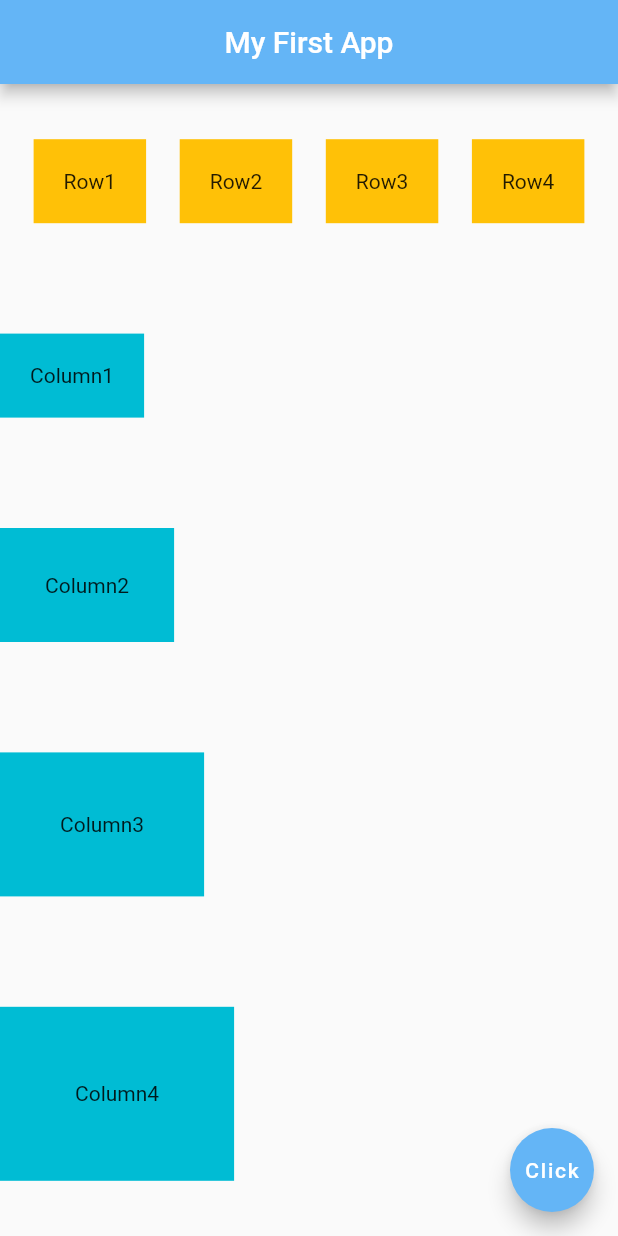
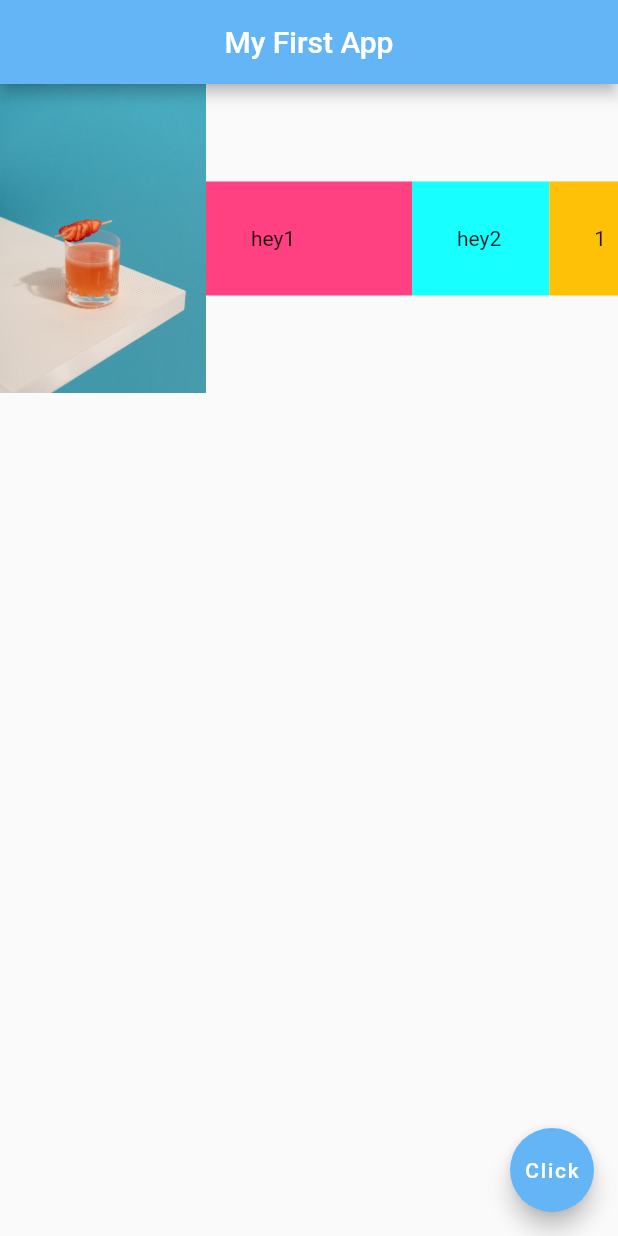
Before and after one commit to lokesh-5050/flutter-initial, a Flutter app: the screen it shows after launch, on a phone screen of 412 x 824 dp. Run offline on Flutter 3.47's test engine with Material 2 defaults, Android fonts, the light colour scheme and no system bars.

Commit message:
Expanded Widgets

```diff
--- a/lib/main.dart
+++ b/lib/main.dart
@@ -1,4 +1,3 @@
-
 import 'package:flutter/material.dart';
 
 void main() {
@@ -16,59 +15,89 @@ class Home extends StatelessWidget {
         centerTitle: true,
         backgroundColor: Colors.blue[300],
       ),
-      body: Column(
-        mainAxisAlignment: MainAxisAlignment.spaceAround,
-        crossAxisAlignment: CrossAxisAlignment.start,
-
+      body: Row(
         children: <Widget>[
-          Row(
-            mainAxisAlignment: MainAxisAlignment.spaceEvenly,
-            crossAxisAlignment: CrossAxisAlignment.start,
-            children: <Widget>[
-              Container(
-                padding: EdgeInsets.all(20),
+          Expanded(child: Image.asset('assets/fooddrink.jpg'),flex: 3,),
+          Expanded(
+            flex: 3,
+            child: Container(
+              padding: EdgeInsets.all(30),
+              color: Colors.pinkAccent,
+              child: Text('hey1'),
+            ),
+          ),
+          Expanded(
+            flex: 2,
+            child: Container(
+              padding: EdgeInsets.all(30),
+              color: Colors.cyanAccent,
+              child: Text('hey2'),
+            ),
+          ),
+          Expanded(
+            flex: 1,
+            child: Container(
+              padding: EdgeInsets.all(30),
               color: Colors.amber,
-                child: Text('Row1'),
+              child: Text('1'),
             ),
-              Container(
-                padding: EdgeInsets.all(20),
-                color: Colors.amber,
-                child: Text('Row2'),
-              ),
-              Container(
-                padding: EdgeInsets.all(20),
-                color: Colors.amber,
-                child: Text('Row3'),
-              ),
-              Container(
-                padding: EdgeInsets.all(20),
-                color: Colors.amber,
-                child: Text('Row4'),
           ),
         ],
       ),
-          Container(
-            padding: EdgeInsets.all(20),
-            color: Colors.cyan,
-            child: Text('Column1'),
-          ),
-          Container(
-            padding: EdgeInsets.all(30),
-            color: Colors.cyan,
-            child: Text('Column2'),
-          ),
-          Container(
-            padding: EdgeInsets.all(40),
-            color: Colors.cyan,
-            child: Text('Column3'),
-          ),
-          Container(
-            padding: EdgeInsets.all(50),
-            color: Colors.cyan,
-            child: Text('Column4'),
-          ),
-        ],
-      ),
+      // body: Column(
+
+      //   mainAxisAlignment: MainAxisAlignment.spaceAround,
+      //   crossAxisAlignment: CrossAxisAlignment.start,
+
+      //   children: <Widget>[
+      //     Row(
+      //       mainAxisAlignment: MainAxisAlignment.spaceEvenly,
+      //       crossAxisAlignment: CrossAxisAlignment.start,
+      //       children: <Widget>[
+      //         Container(
+      //           padding: EdgeInsets.all(20),
+      //           color: Colors.amber,
+      //           child: Text('Row1'),
+      //         ),
+      //         Container(
+      //           padding: EdgeInsets.all(20),
+      //           color: Colors.amber,
+      //           child: Text('Row2'),
+      //         ),
+      //         Container(
+      //           padding: EdgeInsets.all(20),
+      //           color: Colors.amber,
+      //           child: Text('Row3'),
+      //         ),
+      //         Container(
+      //           padding: EdgeInsets.all(20),
+      //           color: Colors.amber,
+      //           child: Text('Row4'),
+      //         ),
+      //       ],
+      //     ),
+      //     Container(
+      //       padding: EdgeInsets.all(20),
+      //       color: Colors.cyan,
+      //       child: Text('Column1'),
+      //     ),
+      //     Container(
+      //       padding: EdgeInsets.all(30),
+      //       color: Colors.cyan,
+      //       child: Text('Column2'),
+      //     ),
+      //     Container(
+      //       padding: EdgeInsets.all(40),
+      //       color: Colors.cyan,
+      //       child: Text('Column3'),
+      //     ),
+      //     Container(
+      //       padding: EdgeInsets.all(50),
+      //       color: Colors.cyan,
+      //       child: Text('Column4'),
+      //     ),
+      //   ],
+      // ),
       // body: Row(
       //   mainAxisAlignment: MainAxisAlignment.spaceEvenly,
       //   crossAxisAlignment: CrossAxisAlignment.center,
```
Lines whose indentation alone changed are shown as unchanged.
